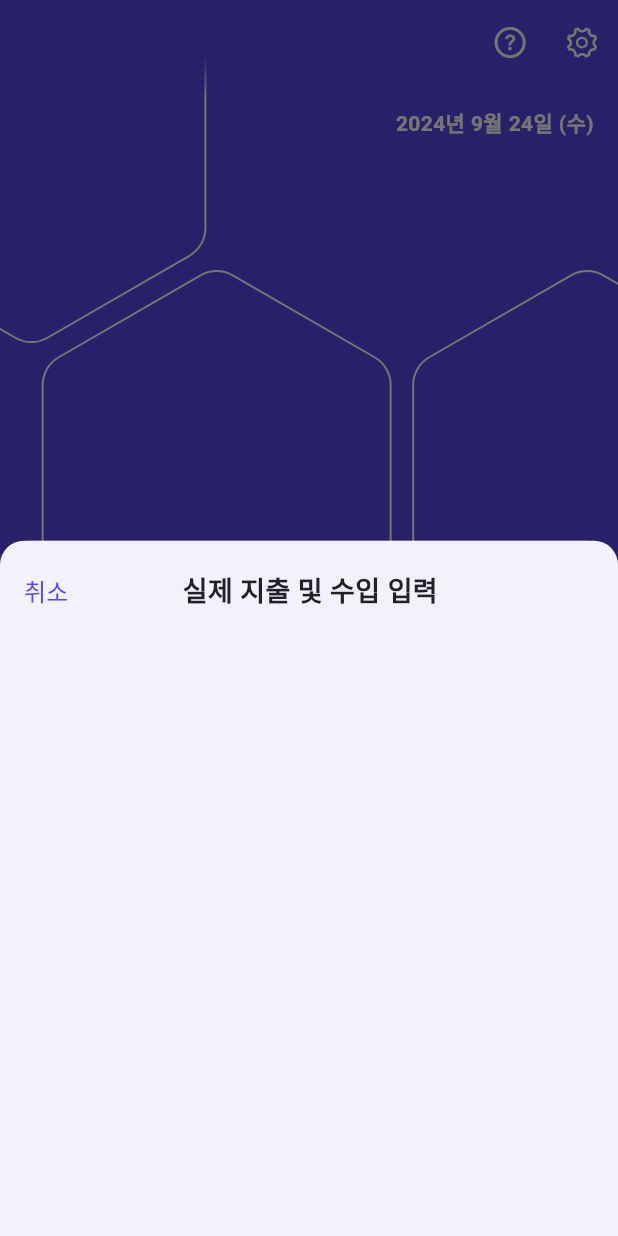
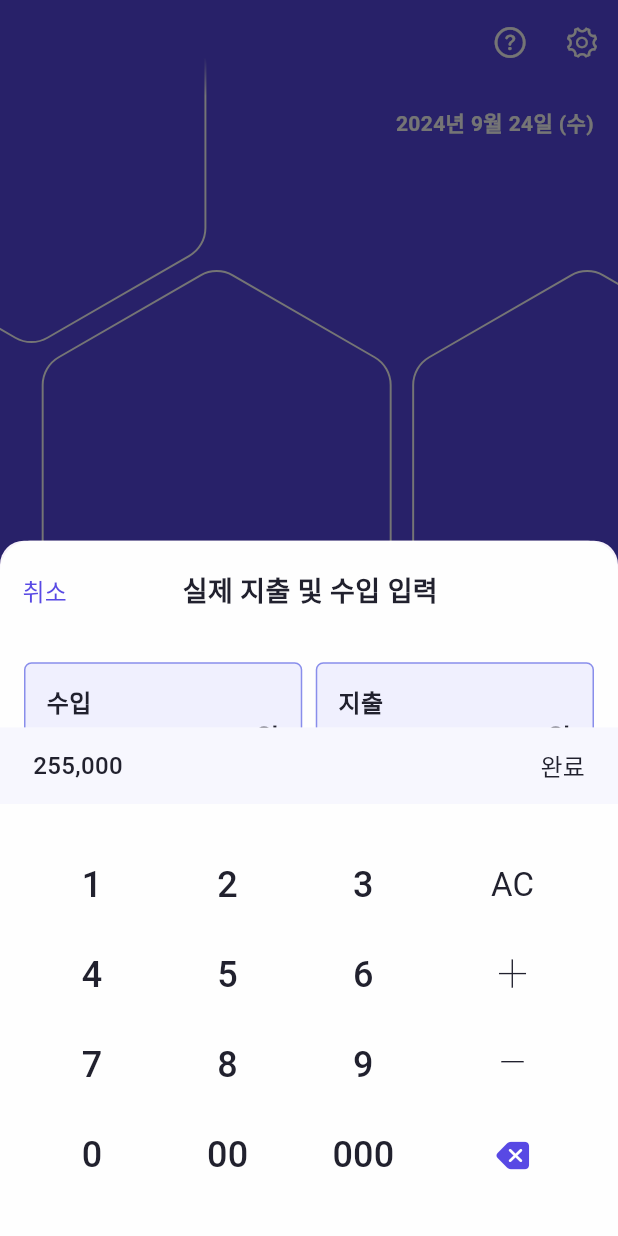
Before and after one commit to Monfi98/Harubee-AOS, a Flutter app: the screen it shows after launch, after a tap on "실제 지출 및 수입 입력하기", on a phone screen of 412 x 824 dp. Run offline on Flutter 3.47's test engine with Material 3 defaults, Android fonts, the phone set to English and light mode, and no system bars; Roboto replaces fonts that are missing (Pretendard).

Commit message:
계산기 뷰 추가

```diff
--- /dev/null
+++ b/lib/presentation/common/views/calculator_input_view.dart
@@ -0,0 +1,156 @@
+import 'package:flutter/cupertino.dart';
+import 'package:flutter/material.dart';
+import 'package:harubee/design_system/colors/harubee_color.dart';
+
+class CalculatorInputView extends StatelessWidget {
+  const CalculatorInputView({super.key});
+
+  @override
+  Widget build(BuildContext context) {
+    // TODO: Provider 도입
+    final mode = Theme.of(context).brightness == Brightness.dark
+        ? Appearance.dark
+        : Appearance.light;
+
+    return Positioned(
+      bottom: 0,
+      right: 0,
+      left: 0,
+      child: Container(
+        color: HarubeeColor.bgPrimary(mode),
+        child: Column(children: [AmountDisplay(), Keypad()]),
+      ),
+    );
+  }
+}
+
+// *AmountDisplay
+class AmountDisplay extends StatelessWidget {
+  const AmountDisplay({super.key});
+
+  @override
+  Widget build(BuildContext context) {
+    // TODO: Provider 도입
+    final mode = Theme.of(context).brightness == Brightness.dark
+        ? Appearance.dark
+        : Appearance.light;
+
+    return Container(
+      height: 51,
+      color: HarubeeColor.bgSecondary50(mode),
+      child: Padding(
+        padding: const EdgeInsets.symmetric(horizontal: 22.0),
+        child: Row(
+          mainAxisAlignment: MainAxisAlignment.spaceBetween,
+          children: [
+            Text(
+              "255,000",
+              style: TextStyle(
+                color: HarubeeColor.textPrimary(mode),
+                fontSize: 16,
+                fontWeight: FontWeight.w500,
+              ),
+            ),
+            TextButton(
+              style: TextButton.styleFrom(
+                padding: EdgeInsets.zero,
+                minimumSize: Size.zero,
+                tapTargetSize: MaterialTapTargetSize.shrinkWrap,
+                overlayColor: Colors.transparent,
+              ),
+              onPressed: () {
+                debugPrint("완료 버튼");
+              },
+              child: Text(
+                "완료",
+                style: TextStyle(
+                  color: HarubeeColor.textPrimary(mode),
+                  fontSize: 16,
+                  fontWeight: FontWeight.w500,
+                ),
+              ),
+            ),
+          ],
+        ),
+      ),
+    );
+  }
+}
+
+// *Keypad
+class Keypad extends StatelessWidget {
+  const Keypad({super.key});
+
+  @override
+  Widget build(BuildContext context) {
+    final buttons = [
+      ["1", "2", "3", "AC"],
+      ["4", "5", "6", "+"],
+      ["7", "8", "9", "−"],
+      ["0", "00", "000", "backspace"],
+    ];
+
+    return Padding(
+      padding: const EdgeInsets.symmetric(horizontal: 16.0, vertical: 24),
+      child: Column(
+        children: buttons.map((row) {
+          return SizedBox(
+            height: 60,
+            child: Row(
+              children: row.map((text) {
+                return KeypadButton(text: text);
+              }).toList(),
+            ),
+          );
+        }).toList(),
+      ),
+    );
+  }
+}
+
+// * KeypadButton
+class KeypadButton extends StatelessWidget {
+  const KeypadButton({super.key, required this.text});
+
+  final String text;
+
+  @override
+  Widget build(BuildContext context) {
+    final mode = Theme.of(context).brightness == Brightness.dark
+        ? Appearance.dark
+        : Appearance.light;
+
+    final isOperations = ["AC", "+", "−", "backspace"].contains(text);
+
+    return Expanded(
+      flex: isOperations ? 6 : 5,
+      child: text == "backspace"
+          ? IconButton(
+              onPressed: () {},
+              icon: Icon(
+                CupertinoIcons.delete_left_fill,
+                color: HarubeeColor.mainText(mode),
+                size: 24,
+              ),
+            )
+          : TextButton(
+              child: Transform.translate(
+                offset: Offset(0, ["+", "−"].contains(text) ? -6 : 0),
+                child: Text(
+                  text,
+                  style: TextStyle(
+                    color: HarubeeColor.textPrimary(mode),
+                    fontSize: isOperations ? (text == "AC" ? 22 : 37) : 24,
+                    fontWeight: isOperations
+                        ? (text == "AC" ? FontWeight.w400 : FontWeight.w200)
+                        : FontWeight.w500,
+                  ),
+                ),
+              ),
+              onPressed: () {
+                debugPrint(text);
+              },
+            ),
+    );
+  }
+}
--- a/lib/presentation/common/views/transaction_input_view.dart
+++ b/lib/presentation/common/views/transaction_input_view.dart
@@ -1,5 +1,6 @@
 import 'package:flutter/material.dart';
 import 'package:harubee/design_system/colors/harubee_color.dart';
+import 'package:harubee/presentation/common/views/calculator_input_view.dart';
 
 class TransactionInputView extends StatelessWidget {
   const TransactionInputView({super.key});
@@ -13,16 +14,17 @@ class TransactionInputView extends StatelessWidget {
 
     return Container(
       width: double.infinity,
-      padding: const EdgeInsets.only(left: 16, right: 16, top: 20),
+      padding: const EdgeInsets.only(top: 20),
       decoration: BoxDecoration(
         borderRadius: BorderRadius.vertical(top: Radius.circular(20)),
-        color: HarubeeColor.bgSecondary50(mode),
+        color: HarubeeColor.bgPrimary(mode),
       ),
-      child: Column(children: [TopBar()]),
+      child: Column(children: [TopBar(), SizedBox(height: 34), Body()]),
     );
   }
 }
 
+// * TopBar
 class TopBar extends StatelessWidget {
   const TopBar({super.key});
 
@@ -33,12 +35,14 @@ class TopBar extends StatelessWidget {
         ? Appearance.dark
         : Appearance.light;
 
-    return Row(
+    return Padding(
+      padding: const EdgeInsets.symmetric(horizontal: 15.0),
+      child: Row(
         mainAxisAlignment: MainAxisAlignment.spaceBetween,
         children: [
           TextButton(
             onPressed: () {
-            debugPrint("취소버튼 Pressed");
+              Navigator.pop(context);
             },
             style: TextButton.styleFrom(
               padding: EdgeInsets.zero,
@@ -65,6 +69,129 @@ class TopBar extends StatelessWidget {
           ),
           SizedBox(width: 28),
         ],
+      ),
     );
   }
 }
+
+// * Body
+class Body extends StatelessWidget {
+  const Body({super.key});
+
+  @override
+  Widget build(BuildContext context) {
+    // TODO: Provider 도입
+    final mode = Theme.of(context).brightness == Brightness.dark
+        ? Appearance.dark
+        : Appearance.light;
+
+    return Expanded(
+      child: Stack(
+        children: [
+          Padding(
+            padding: const EdgeInsets.symmetric(horizontal: 16.0),
+            child: Column(
+              mainAxisAlignment: MainAxisAlignment.spaceBetween,
+              children: [
+                Row(
+                  children: [
+                    TransactionInputContainer(
+                      title: "수입",
+                      onPressed: () {
+                        debugPrint("수입 입력");
+                      },
+                    ),
+                    SizedBox(width: 9),
+                    TransactionInputContainer(
+                      title: "지출",
+                      onPressed: () {
+                        debugPrint("지출 입력");
+                      },
+                    ),
+                  ],
+                ),
+                Padding(
+                  padding: const EdgeInsets.only(bottom: 42),
+                  child: TextButton(
+                    style: TextButton.styleFrom(
+                      minimumSize: Size.fromHeight(60),
+                      backgroundColor: HarubeeColor.mainPrimary(mode),
+                      foregroundColor: HarubeeColor.textFixed,
+                      textStyle: TextStyle(
+                        fontSize: 18,
+                        fontWeight: FontWeight.w600,
+                      ),
+                      shape: RoundedRectangleBorder(
+                        borderRadius: BorderRadius.all(Radius.circular(10)),
+                      ),
+                    ),
+                    onPressed: () {
+                      debugPrint("");
+                    },
+                    child: Text("저장하기"),
+                  ),
+                ),
+              ],
+            ),
+          ),
+          CalculatorInputView(),
+        ],
+      ),
+    );
+  }
+}
+
+// TransactionInputContainer
+class TransactionInputContainer extends StatelessWidget {
+  final String title;
+  final VoidCallback onPressed;
+
+  const TransactionInputContainer({
+    super.key,
+    required this.title,
+    required this.onPressed,
+  });
+
+  @override
+  Widget build(BuildContext context) {
+    // TODO: Provider 도입
+    final mode = Theme.of(context).brightness == Brightness.dark
+        ? Appearance.dark
+        : Appearance.light;
+
+    return Expanded(
+      child: Container(
+        padding: EdgeInsets.all(14),
+        decoration: BoxDecoration(
+          color: HarubeeColor.bgSecondary(mode),
+          border: Border.all(color: HarubeeColor.mainSecondary(mode), width: 1),
+          borderRadius: BorderRadius.circular(5),
+        ),
+        child: Column(
+          crossAxisAlignment: CrossAxisAlignment.start,
+          children: [
+            Text(
+              title,
+              style: TextStyle(
+                color: HarubeeColor.textPrimary(mode),
+                fontSize: 16,
+                fontWeight: FontWeight.w600,
+              ),
+            ),
+            Align(
+              alignment: Alignment.centerRight,
+              child: Text(
+                "- 원",
+                style: TextStyle(
+                  color: HarubeeColor.textPrimary(mode),
+                  fontSize: 18,
+                  fontWeight: FontWeight.w600,
+                ),
+              ),
+            ),
+          ],
+        ),
+      ),
+    );
+  }
+}
--- a/lib/presentation/today/viewmodels/today_viewmodel.dart
+++ b/lib/presentation/today/viewmodels/today_viewmodel.dart
@@ -1,3 +1,3 @@
 import 'package:flutter/material.dart';
 
-final class TodayViewModel with ChangeNotifier {}
+class TodayViewModel with ChangeNotifier {}
```
Lines whose indentation alone changed are shown as unchanged.
